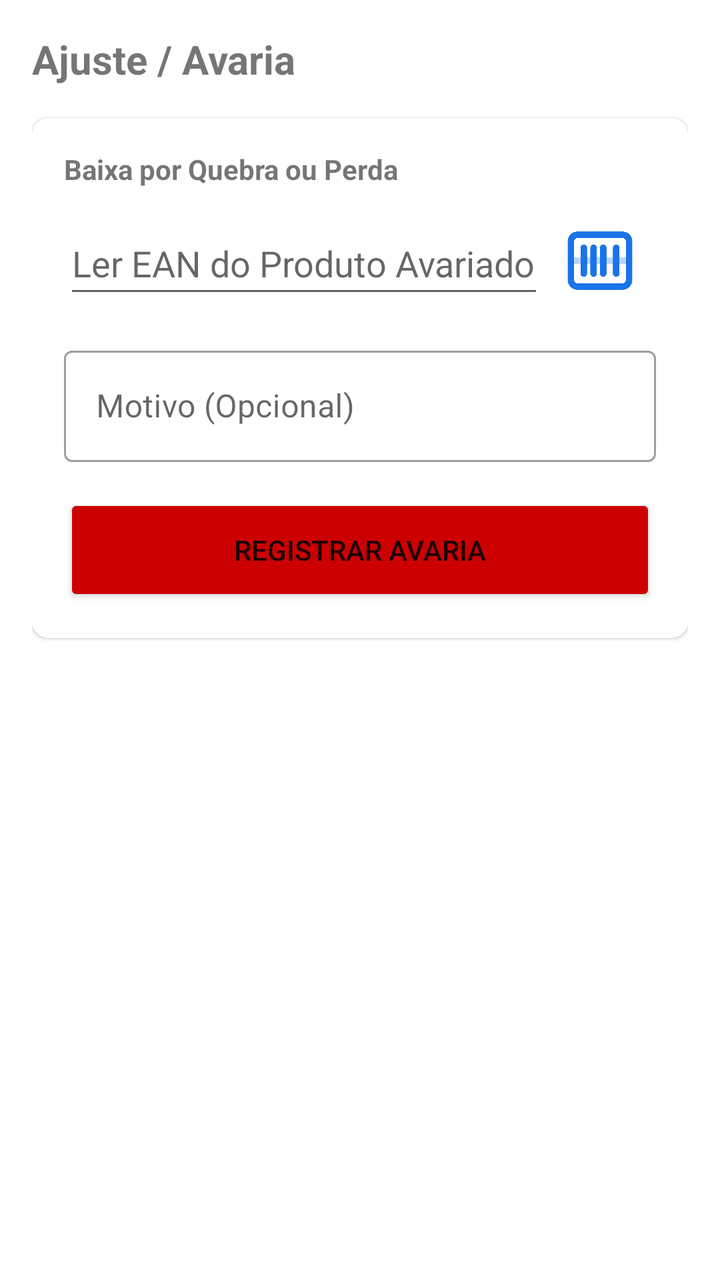
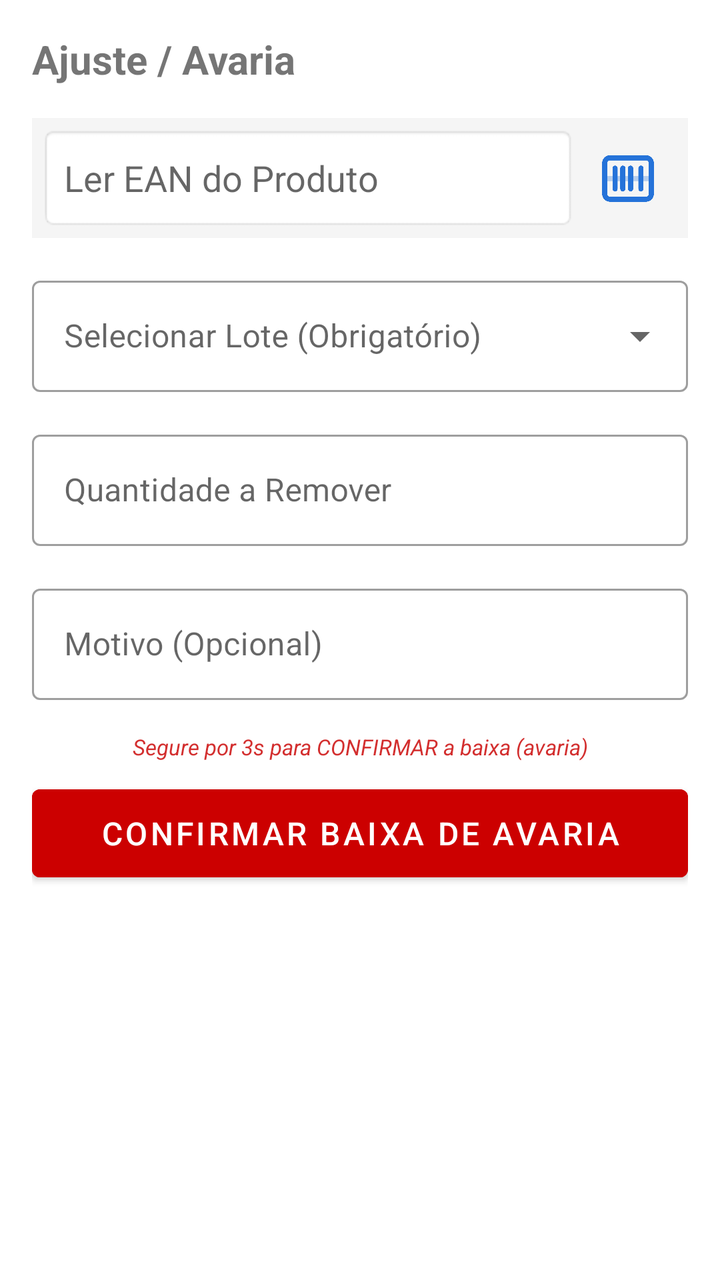

Screens rendered from an Android XML layout before and after an edit, with the pre-edit source and the edit as a unified diff.
<!-- AndroidManifest.xml: application theme Theme.PistaLimpa -->
<!-- res/layout/fragment_ajuste.xml -->
<?xml version="1.0" encoding="utf-8"?>
<LinearLayout xmlns:android="http://schemas.android.com/apk/res/android"
    xmlns:app="http://schemas.android.com/apk/res-auto"
    android:layout_width="match_parent"
    android:layout_height="match_parent"
    android:orientation="vertical"
    android:padding="16dp">

    <TextView
        android:layout_width="wrap_content"
        android:layout_height="wrap_content"
        android:text="Ajuste / Avaria"
        android:textSize="20sp"
        android:textStyle="bold"
        android:layout_marginBottom="16dp" />

    <com.google.android.material.card.MaterialCardView
        android:layout_width="match_parent"
        android:layout_height="wrap_content"
        app:cardCornerRadius="8dp">

        <LinearLayout
            android:layout_width="match_parent"
            android:layout_height="wrap_content"
            android:orientation="vertical"
            android:padding="16dp">

            <TextView
                android:layout_width="wrap_content"
                android:layout_height="wrap_content"
                android:text="Baixa por Quebra ou Perda"
                android:textStyle="bold" />

            <LinearLayout
                android:layout_width="match_parent"
                android:layout_height="wrap_content"
                android:orientation="horizontal"
                android:gravity="center_vertical"
                android:layout_marginTop="8dp">

                <EditText
                    android:id="@+id/etCodigoAvaria"
                    android:layout_width="0dp"
                    android:layout_height="48dp"
                    android:layout_weight="1"
                    android:hint="Ler EAN do Produto Avariado"
                    android:inputType="text" />

                <ImageButton
                    android:id="@+id/btnScannerAvaria"
                    android:layout_width="56dp"
                    android:layout_height="56dp"
                    android:padding="8dp"
                    android:scaleType="centerInside"
                    android:src="@drawable/leitor"
                    android:contentDescription="Escanear Avaria"
                    android:background="?attr/selectableItemBackgroundBorderless" />
            </LinearLayout>

            <com.google.android.material.textfield.TextInputLayout
                style="@style/Widget.MaterialComponents.TextInputLayout.OutlinedBox"
                android:layout_width="match_parent"
                android:layout_height="wrap_content"
                android:layout_marginTop="12dp"
                android:hint="Motivo (Opcional)">

                <com.google.android.material.textfield.TextInputEditText
                    android:id="@+id/etMotivoAvaria"
                    android:layout_width="match_parent"
                    android:layout_height="wrap_content" />
            </com.google.android.material.textfield.TextInputLayout>

            <Button
                android:id="@+id/btnConfirmarAvaria"
                android:layout_width="match_parent"
                android:layout_height="56dp"
                android:layout_marginTop="16dp"
                android:text="Registrar Avaria"
                android:backgroundTint="@android:color/holo_red_dark" />
        </LinearLayout>
    </com.google.android.material.card.MaterialCardView>

</LinearLayout>
<!-- resources referenced by this layout -->
<resources>
  <!-- drawable leitor: png bitmap (drawable, 13046 bytes) -->
  <style name="Theme.PistaLimpa" parent="Theme.MaterialComponents.DayNight.DarkActionBar">
          
          <item name="colorPrimary">@color/purple_500</item>
          <item name="colorPrimaryVariant">@color/purple_700</item>
          <item name="colorOnPrimary">@color/white</item>
          
          <item name="colorSecondary">@color/teal_200</item>
          <item name="colorSecondaryVariant">@color/teal_700</item>
          <item name="colorOnSecondary">@color/black</item>
          
          <item name="android:statusBarColor">?attr/colorPrimaryVariant</item>
          
      </style>
  <color name="purple_500">#2573D9</color>
  <color name="purple_700">#2573D9</color>
  <color name="white">#F2F2F2</color>
  <color name="teal_200">#FF03DAC5</color>
  <color name="teal_700">#FF018786</color>
  <color name="black">#FF000000</color>
</resources>

<!-- the commit's change to res/layout/fragment_ajuste.xml (unified diff, before → after) -->
@@ -14,70 +14,138 @@
         android:textStyle="bold"
         android:layout_marginBottom="16dp" />
 
-    <com.google.android.material.card.MaterialCardView
+    
+    <LinearLayout
         android:layout_width="match_parent"
         android:layout_height="wrap_content"
-        app:cardCornerRadius="8dp">
+        android:orientation="horizontal"
+        android:gravity="center_vertical"
+        android:background="#F5F5F5"
+        android:padding="4dp"
+        android:layout_marginBottom="16dp">
+
+        <EditText
+            android:id="@+id/etCodigoAvaria"
+            android:layout_width="0dp"
+            android:layout_height="52dp"
+            android:layout_weight="1"
+            android:background="@android:drawable/editbox_background"
+            android:padding="12dp"
+            android:hint="Ler EAN do Produto"
+            android:imeOptions="actionSearch"
+            android:inputType="text" />
+
+        <ImageButton
+            android:id="@+id/btnScanEanAvaria"
+            android:layout_width="52dp"
+            android:layout_height="52dp"
+            android:padding="10dp"
+            android:scaleType="fitCenter"
+            android:contentDescription="Escanear EAN"
+            android:src="@drawable/leitor"
+            app:tint="?attr/colorPrimary"
+            android:background="?attr/selectableItemBackgroundBorderless" />
+    </LinearLayout>
+
+    
+    <com.google.android.material.card.MaterialCardView
+        android:id="@+id/cardInfoAvaria"
+        android:layout_width="match_parent"
+        android:layout_height="wrap_content"
+        android:layout_marginBottom="16dp"
+        android:visibility="gone"
+        app:cardCornerRadius="8dp"
+        app:cardElevation="3dp">
 
         <LinearLayout
             android:layout_width="match_parent"
             android:layout_height="wrap_content"
             android:orientation="vertical"
-            android:padding="16dp">
+            android:padding="12dp">
 
             <TextView
+                android:id="@+id/tvNomeInfoAvaria"
                 android:layout_width="wrap_content"
                 android:layout_height="wrap_content"
-                android:text="Baixa por Quebra ou Perda"
-                android:textStyle="bold" />
+                android:textStyle="bold"
+                android:textColor="@android:color/black" />
 
-            <LinearLayout
-                android:layout_width="match_parent"
+            <TextView
+                android:id="@+id/tvEstoqueInfoAvaria"
+                android:layout_width="wrap_content"
                 android:layout_height="wrap_content"
-                android:orientation="horizontal"
-                android:gravity="center_vertical"
-                android:layout_marginTop="8dp">
-
-                <EditText
-                    android:id="@+id/etCodigoAvaria"
-                    android:layout_width="0dp"
-                    android:layout_height="48dp"
-                    android:layout_weight="1"
-                    android:hint="Ler EAN do Produto Avariado"
-                    android:inputType="text" />
-
-                <ImageButton
-                    android:id="@+id/btnScannerAvaria"
-                    android:layout_width="56dp"
-                    android:layout_height="56dp"
-                    android:padding="8dp"
-                    android:scaleType="centerInside"
-                    android:src="@drawable/leitor"
-                    android:contentDescription="Escanear Avaria"
-                    android:background="?attr/selectableItemBackgroundBorderless" />
-            </LinearLayout>
-
-            <com.google.android.material.textfield.TextInputLayout
-                style="@style/Widget.MaterialComponents.TextInputLayout.OutlinedBox"
-                android:layout_width="match_parent"
-                android:layout_height="wrap_content"
-                android:layout_marginTop="12dp"
-                android:hint="Motivo (Opcional)">
-
-                <com.google.android.material.textfield.TextInputEditText
-                    android:id="@+id/etMotivoAvaria"
-                    android:layout_width="match_parent"
-                    android:layout_height="wrap_content" />
-            </com.google.android.material.textfield.TextInputLayout>
-
-            <Button
-                android:id="@+id/btnConfirmarAvaria"
-                android:layout_width="match_parent"
-                android:layout_height="56dp"
-                android:layout_marginTop="16dp"
-                android:text="Registrar Avaria"
-                android:backgroundTint="@android:color/holo_red_dark" />
+                android:layout_marginTop="2dp"
+                android:textSize="12sp"
+                android:textColor="?attr/colorPrimary" />
         </LinearLayout>
     </com.google.android.material.card.MaterialCardView>
 
+    
+    <com.google.android.material.textfield.TextInputLayout
+        android:id="@+id/tilDataLoteAvaria"
+        style="@style/Widget.MaterialComponents.TextInputLayout.OutlinedBox.ExposedDropdownMenu"
+        android:layout_width="match_parent"
+        android:layout_height="wrap_content"
+        android:layout_marginBottom="16dp"
+        android:hint="Selecionar Lote (Obrigatório)">
+
+        <AutoCompleteTextView
+            android:id="@+id/etDataLoteAvaria"
+            android:layout_width="match_parent"
+            android:layout_height="wrap_content"
+            android:inputType="none" />
+    </com.google.android.material.textfield.TextInputLayout>
+
+    
+    <com.google.android.material.textfield.TextInputLayout
+        android:id="@+id/tilQuantidadeAvaria"
+        style="@style/Widget.MaterialComponents.TextInputLayout.OutlinedBox"
+        android:layout_width="match_parent"
+        android:layout_height="wrap_content"
+        android:layout_marginBottom="16dp"
+        android:hint="Quantidade a Remover">
+
+        <com.google.android.material.textfield.TextInputEditText
+            android:id="@+id/etQuantidadeAvaria"
+            android:layout_width="match_parent"
+            android:layout_height="wrap_content"
+            android:inputType="number" />
+    </com.google.android.material.textfield.TextInputLayout>
+
+    
+    <com.google.android.material.textfield.TextInputLayout
+        android:id="@+id/tilMotivoAvaria"
+        style="@style/Widget.MaterialComponents.TextInputLayout.OutlinedBox"
+        android:layout_width="match_parent"
+        android:layout_height="wrap_content"
+        android:layout_marginBottom="16dp"
+        android:hint="Motivo (Opcional)">
+
+        <com.google.android.material.textfield.TextInputEditText
+            android:id="@+id/etMotivoAvaria"
+            android:layout_width="match_parent"
+            android:layout_height="wrap_content"
+            android:inputType="textCapSentences" />
+    </com.google.android.material.textfield.TextInputLayout>
+
+    <TextView
+        android:id="@+id/tvHintAvaria"
+        android:layout_width="match_parent"
+        android:layout_height="wrap_content"
+        android:layout_marginBottom="8dp"
+        android:gravity="center"
+        android:text="Segure por 3s para CONFIRMAR a baixa (avaria)"
+        android:textColor="#D32F2F"
+        android:textSize="11sp"
+        android:textStyle="italic" />
+
+    <com.google.android.material.button.MaterialButton
+        android:id="@+id/btnConfirmarAvaria"
+        android:layout_width="match_parent"
+        android:layout_height="56dp"
+        android:text="Confirmar Baixa de Avaria"
+        android:backgroundTint="@android:color/holo_red_dark"
+        android:textColor="@android:color/white"
+        android:textSize="16sp" />
+
 </LinearLayout>
